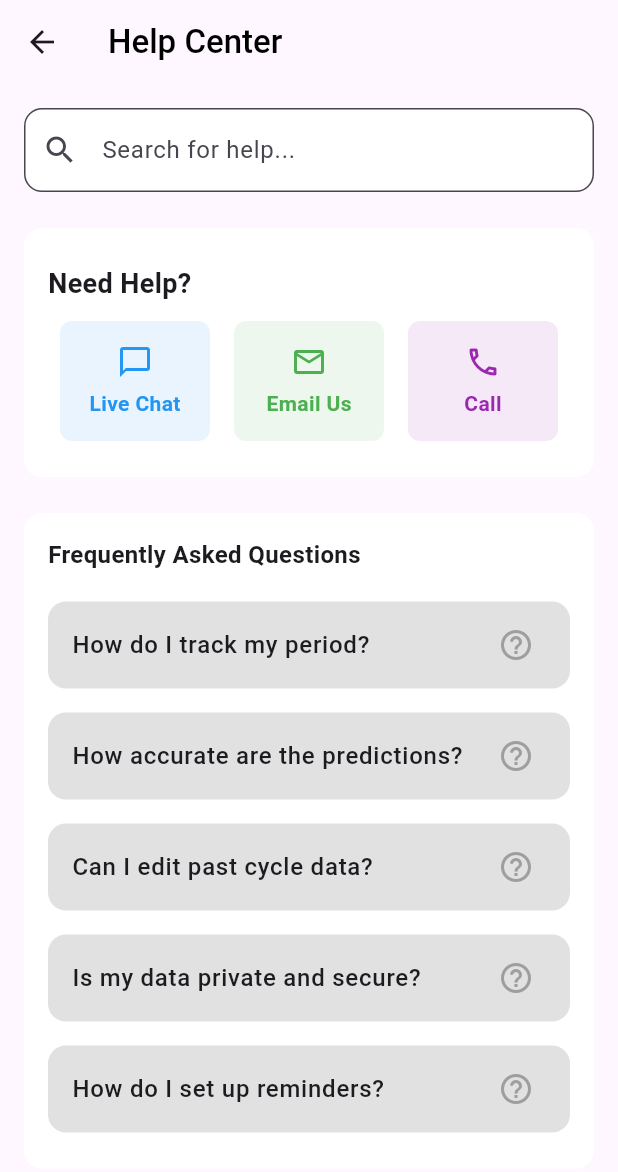
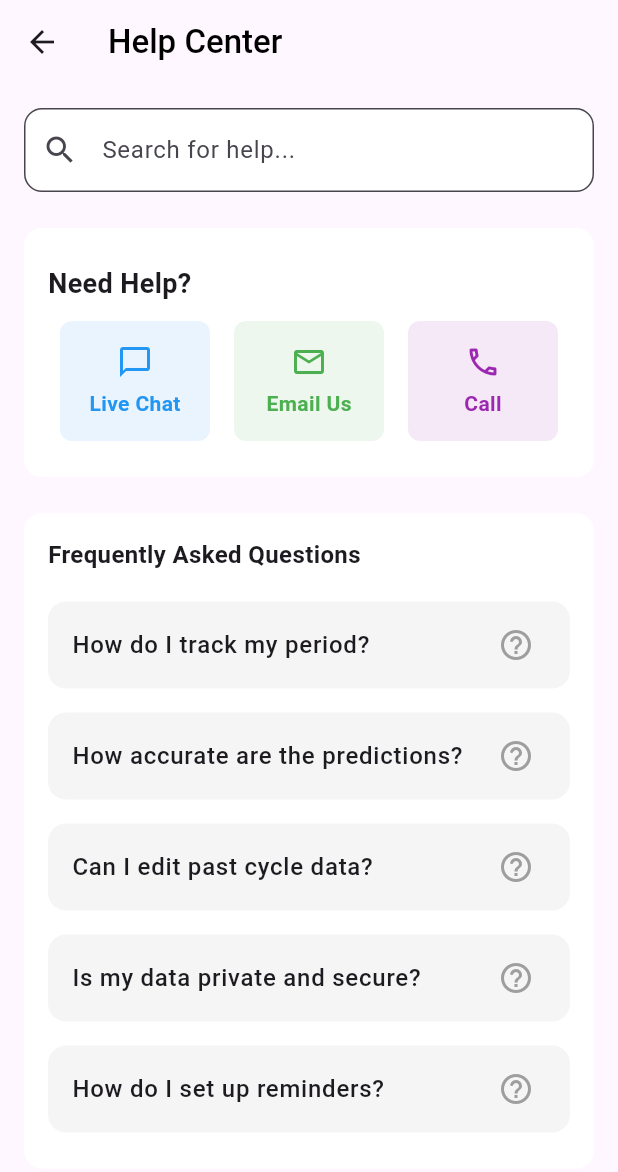
Before and after one commit to zynth33/trackher, a Flutter app: the SettingsPage screen opened directly, after a tap on "Help Center", on a phone screen of 412 x 824 dp. Shown: the top 1172 px of the screen. Run offline on Flutter 3.47's test engine with Material 3 defaults, Android fonts, the phone set to English and light mode, and no system bars; our stand-ins replace firebase_auth, firebase_core, flutter_local_notifications, flutter_svg, flutter_switch, font_awesome_flutter and 7 more; missing offline and left inert: dashed_circle; accounts and stored records are empty.

```diff
--- a/lib/database/database_helper.dart
+++ b/lib/database/database_helper.dart
@@ -3,8 +3,7 @@ import 'dart:convert';
 
 import 'package:sqflite/sqflite.dart';
 import 'package:path/path.dart';
-import 'package:trackher/models/journal_entry.dart';
-
+import '../models/journal_entry.dart';
 
 class DatabaseHelper {
   static const _databaseName = "PeriodsDatabase.db";
--- a/lib/pages/calender_page/calender_page.dart
+++ b/lib/pages/calender_page/calender_page.dart
@@ -3,7 +3,7 @@ import 'dart:io';
 import 'package:flutter/material.dart';
 import 'package:font_awesome_flutter/font_awesome_flutter.dart';
 import 'package:intl/intl.dart';
-import 'package:trackher/pages/period_date_selection_page/period_date_selection_page.dart';
+import '../../pages/period_date_selection_page/period_date_selection_page.dart';
 import '../../sessions/period_session.dart';
 import '_components/header_row.dart';
 import '_components/period_legacy.dart';
--- a/lib/pages/home_page/_components/infinite_date_scroll.dart
+++ b/lib/pages/home_page/_components/infinite_date_scroll.dart
@@ -1,6 +1,6 @@
 import 'package:flutter/material.dart';
 import 'package:intl/intl.dart';
-import 'package:trackher/sessions/dates_session.dart';
+import '../../../sessions/dates_session.dart';
 
 class InfiniteDateScroll extends StatefulWidget {
   const InfiniteDateScroll({super.key});
--- a/lib/pages/home_page/_components/rounded_circular_progress.dart
+++ b/lib/pages/home_page/_components/rounded_circular_progress.dart
@@ -1,7 +1,7 @@
 import 'dart:math';
 
 import 'package:flutter/material.dart';
-import 'package:trackher/sessions/period_session.dart';
+import '../../../sessions/period_session.dart';
 
 class RoundedCircularProgress extends StatelessWidget {
   final double day;
--- a/lib/pages/home_page/_components/symptom_selector.dart
+++ b/lib/pages/home_page/_components/symptom_selector.dart
@@ -1,6 +1,6 @@
 import 'package:flutter/material.dart';
-import 'package:trackher/sessions/dates_session.dart';
-import 'package:trackher/sessions/symptoms_session.dart';
+import '../../../sessions/dates_session.dart';
+import '../../../sessions/symptoms_session.dart';
 
 import '../../../utils/enums.dart';
 
--- a/lib/pages/journal_page/_components/enter_entry_card.dart
+++ b/lib/pages/journal_page/_components/enter_entry_card.dart
@@ -1,7 +1,7 @@
 import 'package:flutter/material.dart';
-import 'package:trackher/models/journal_entry.dart';
-import 'package:trackher/repositories/period_repository.dart';
-import 'package:trackher/sessions/symptoms_session.dart';
+import '../../../models/journal_entry.dart';
+import '../../../repositories/period_repository.dart';
+import '../../../sessions/symptoms_session.dart';
 
 import 'mood_selector.dart';
 
--- a/lib/pages/period_page/period_page.dart
+++ b/lib/pages/period_page/period_page.dart
@@ -35,7 +35,6 @@ class _PeriodPageState extends State<PeriodPage> {
 
   @override
   Widget build(BuildContext context) {
-    print(Theme.of(context).brightness);
     return Scaffold(
       backgroundColor: Colors.transparent,
       body: Stack(
--- a/lib/pages/settings_page/_components/avatar.dart
+++ b/lib/pages/settings_page/_components/avatar.dart
@@ -11,7 +11,7 @@ class Avatar extends StatelessWidget {
     final session = UserSession();
 
     return Container(
-      padding: const EdgeInsets.all(10.0),
+      padding: EdgeInsets.all(session.selectedAvatar.isNotEmpty ? 5.0 : 10.0),
       decoration: BoxDecoration(
         color: session.selectedColor,
         borderRadius: BorderRadius.circular(100),
@@ -27,8 +27,8 @@ class Avatar extends StatelessWidget {
       child: session.selectedAvatar.isNotEmpty ? SvgPicture.asset(
         session.selectedAvatar,
         fit: BoxFit.contain,
-        height: 30,
-        width: 30,
+        height: 40,
+        width: 40,
       ) : const Icon(
         Symbols.person_2_rounded,
         color: Colors.red,
--- a/lib/pages/settings_page/_pages/faqs_page.dart
+++ b/lib/pages/settings_page/_pages/faqs_page.dart
@@ -1,6 +1,6 @@
 import 'package:flutter/material.dart';
+
 import '../../../utils/constants.dart';
-
 import '../_components/help_button.dart';
 
 class FaqsPage extends StatefulWidget {
@@ -34,7 +34,6 @@ class _FaqsPageState extends State<FaqsPage> {
             ),
             const SizedBox(height: 24),
 
-            // Need Help?
             Container(
               decoration: BoxDecoration(
                 color: Colors.white,
@@ -59,7 +58,6 @@ class _FaqsPageState extends State<FaqsPage> {
             ),
             const SizedBox(height: 24),
 
-            // FAQ
             Container(
               decoration: BoxDecoration(
                 color: Colors.white,
@@ -69,14 +67,16 @@ class _FaqsPageState extends State<FaqsPage> {
               child: Column(
                 crossAxisAlignment: CrossAxisAlignment.start,
                 children: [
-                  const Text("Frequently Asked Questions",
-                      style: TextStyle(fontWeight: FontWeight.bold, fontSize: 16)),
+                  const Text("Frequently Asked Questions", style: TextStyle(
+                    fontWeight: FontWeight.bold,
+                    fontSize: 16
+                  )),
                   const SizedBox(height: 12),
                   ...AppConstants.faqs.map((faq) => Container(
-                    margin: const EdgeInsets.symmetric(vertical: 8), // spacing between tiles
+                    margin: const EdgeInsets.symmetric(vertical: 8),
                     decoration: BoxDecoration(
-                      color: Colors.grey.withAlpha(80), // background color
-                      borderRadius: BorderRadius.circular(12), // rounded corners
+                      color: Colors.grey.withValues(alpha: 0.1),
+                      borderRadius: BorderRadius.circular(12),
                     ),
                     child: Theme(
                       data: Theme.of(context).copyWith(dividerColor: Colors.transparent),
@@ -86,16 +86,12 @@ class _FaqsPageState extends State<FaqsPage> {
                           style: const TextStyle(fontWeight: FontWeight.w500),
                         ),
                         trailing: const Icon(Icons.help_outline_rounded, color: Colors.grey),
-                        onExpansionChanged: (expanded) {
-                          // setState(() {
-                          //   faq.isExpanded = expanded;
-                          // });
-                        },
+                        onExpansionChanged: (expanded) {},
                         children: [
                           Container(
                             width: MediaQuery.of(context).size.width,
                             decoration: BoxDecoration(
-                              color: Colors.white, // background color
+                              color: Colors.white,
                               borderRadius: BorderRadius.only(bottomLeft: Radius.circular(12), bottomRight: Radius.circular(12)), // rounded corners
                             ),
                             child: Padding(
@@ -110,6 +106,40 @@ class _FaqsPageState extends State<FaqsPage> {
                 ],
               ),
             ),
+            const SizedBox(height: 24),
+
+            Container(
+              decoration: BoxDecoration(
+                color: Colors.white,
+                borderRadius: BorderRadius.circular(12),
+              ),
+              padding: const EdgeInsets.symmetric(horizontal: 16, vertical: 24.0),
+              child: Column(
+                crossAxisAlignment: CrossAxisAlignment.start,
+                mainAxisAlignment: MainAxisAlignment.start,
+                children: [
+                  const Text("Still Need Help?", style: TextStyle(
+                    fontWeight: FontWeight.bold,
+                    fontSize: 20
+                  )),
+                  SizedBox(height: 15,),
+                  Text("📧 Email: support@trackher.com", style: TextStyle(
+                    fontSize: 16,
+                    color: Colors.black,
+                  ),),
+                  SizedBox(height: 8,),
+                  Text("📞 Phone: +1 (555) 123-HELP", style: TextStyle(
+                    fontSize: 16,
+                    color: Colors.black,
+                  ),),
+                  SizedBox(height: 8,),
+                  Text("🕒 Hours: Mon-Fri 9AM-6PM EST", style: TextStyle(
+                    fontSize: 16,
+                    color: Colors.black,
+                  ),),
+                ],
+              ),
+            )
           ],
         ),
       ),
--- a/lib/pages/settings_page/settings_page.dart
+++ b/lib/pages/settings_page/settings_page.dart
@@ -1,11 +1,10 @@
 import 'dart:io';
 
 import 'package:flutter/material.dart';
-import 'package:trackher/pages/avatar_page/avatar_page.dart';
-import 'package:trackher/pages/settings_page/_components/avatar.dart';
+import '../../pages/avatar_page/avatar_page.dart';
+import '../../pages/settings_page/_components/avatar.dart';
 import '../../sessions/user_session.dart';
 import '../../utils/constants.dart';
-import 'package:material_symbols_icons/material_symbols_icons.dart';
 
 import '_components/settings_card.dart';
 
--- a/lib/repositories/period_repository.dart
+++ b/lib/repositories/period_repository.dart
@@ -1,6 +1,6 @@
 import 'dart:convert';
 import 'package:flutter/foundation.dart';
-import 'package:trackher/models/journal_entry.dart';
+import '../models/journal_entry.dart';
 import '../database/database_helper.dart';
 
 class PeriodRepository {
--- a/lib/sessions/dates_session.dart
+++ b/lib/sessions/dates_session.dart
@@ -1,5 +1,7 @@
 import 'package:flutter/material.dart';
 import 'package:hive/hive.dart';
+
+import '../utils/helper_functions.dart';
 
 class DatesSession {
   static final DatesSession _instance = DatesSession._internal();
@@ -101,8 +103,4 @@ class DatesSession {
 
   ValueNotifier<Map<DateTime, Map<String, dynamic>>> get dataMapNotifier =>
       _dataMapNotifier;
-
-  DateTime normalizeDate(DateTime date) {
-    return DateTime(date.year, date.month, date.day);
-  }
 }
--- a/lib/utils/constants.dart
+++ b/lib/utils/constants.dart
@@ -1,3 +1,5 @@
+import 'dart:math';
+
 import 'package:flutter/material.dart';
 import 'package:material_symbols_icons/symbols.dart';
 
@@ -15,6 +17,8 @@ import 'enums.dart';
 
 class AppConstants {
   AppConstants._();
+
+  static final _random = Random();
 
   static const String graySwatch1 = "#595555";
 
@@ -173,7 +177,8 @@ class AppConstants {
     FAQItem("How do I set up reminders?", "Go to Settings > Cycle Preferences to customize reminders."),
   ];
 
-  static const List<Color> avatarColors = [
+  static List<Color> get avatarColors {
+    final colors = [
       Colors.blue,
       Colors.pink,
       Colors.green,
@@ -183,8 +188,12 @@ class AppConstants {
       Colors.teal,
       Colors.brown,
     ];
+    colors.shuffle(_random);
+    return colors;
+  }
 
-  static List<String> avatars = [
+  static List<String> get avatars {
+    final avatarList = [
       'assets/avatars/avatar_1.svg',
       'assets/avatars/avatar_2.svg',
       'assets/avatars/avatar_3.svg',
@@ -197,4 +206,7 @@ class AppConstants {
       'assets/avatars/avatar_10.svg',
       'assets/avatars/avatar_11.svg',
     ];
+    avatarList.shuffle(_random);
+    return avatarList;
   }
+}
--- a/lib/utils/helper_functions.dart
+++ b/lib/utils/helper_functions.dart
@@ -34,7 +34,6 @@ T? getValueForDateInMap<T>(DateTime target, Map<DateTime, T> map) {
   }
   return null;
 }
-
 
 Widget getMessageForDate(DateTime date) {
   if (!isPastDate(date)) return const SizedBox.shrink();
@@ -85,3 +84,7 @@ Future<void> scheduleNotification({
 }
 
 T getRandom<T>(List<T> list) => list[Random().nextInt(list.length)];
+
+DateTime normalizeDate(DateTime date) {
+  return DateTime(date.year, date.month, date.day);
+}
```
Also changed, not shown: lib/main.dart (+27 -20 lines), lib/pages/avatar_page/avatar_page.dart (+19 -14 lines), lib/pages/settings_page/_pages/theme_page.dart (+4 -5 lines). Lines whose indentation alone changed are shown as unchanged.
